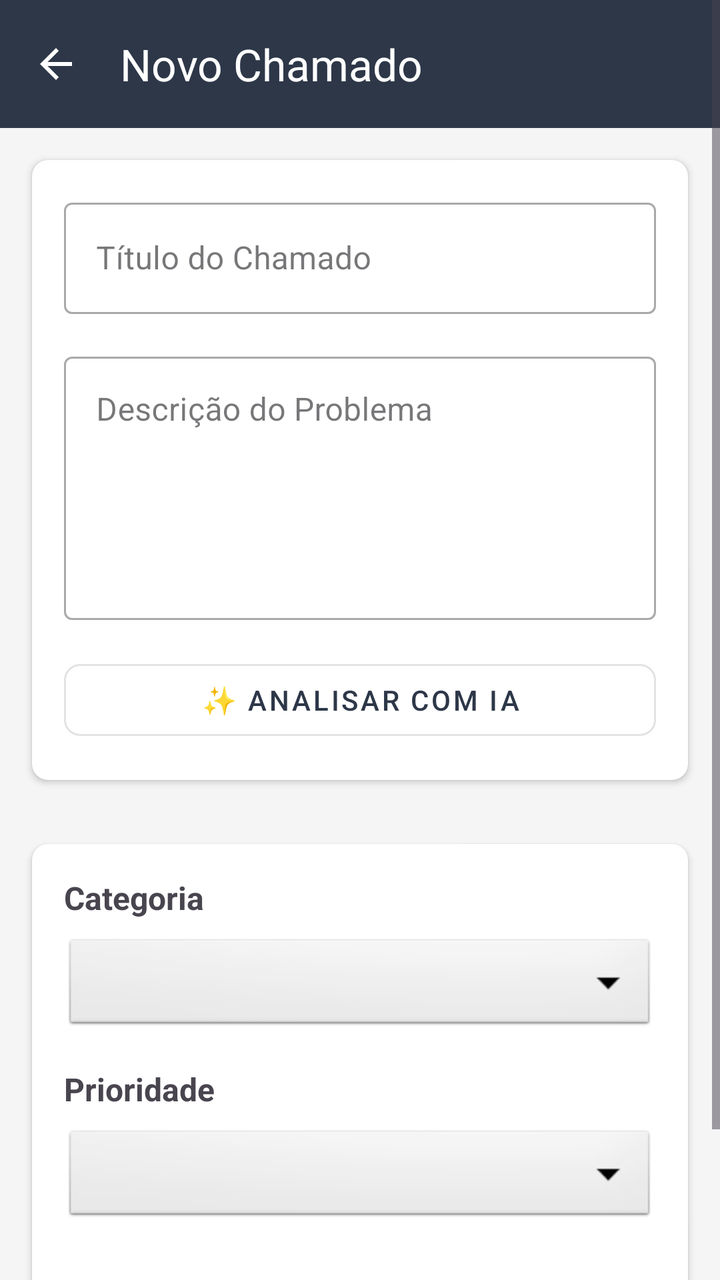
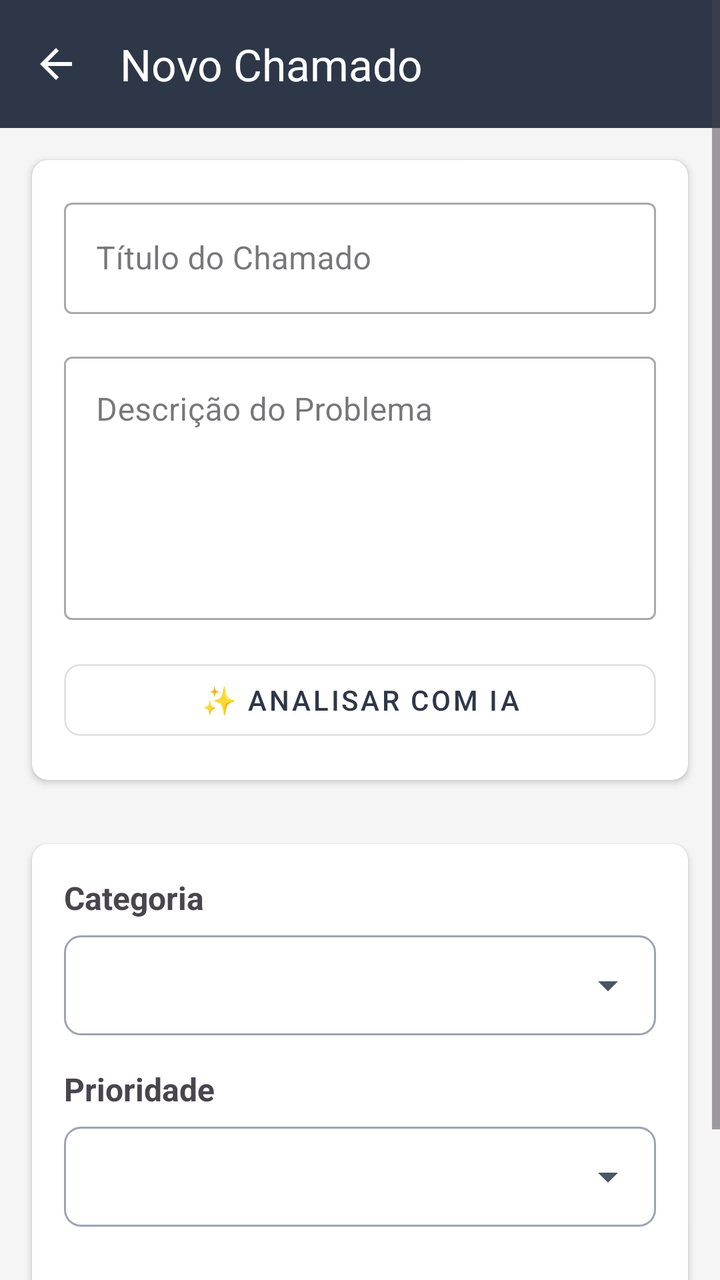

Two renders of the same Android screen: before a commit and after it. Below are the layout's source before the change and the commit's diff.
<!-- AndroidManifest.xml: application theme Theme.TechSolve -->
<!-- res/layout/activity_novo_chamado.xml -->
<?xml version="1.0" encoding="utf-8"?>
<ScrollView xmlns:android="http://schemas.android.com/apk/res/android"
    xmlns:app="http://schemas.android.com/apk/res-auto"
    android:layout_width="match_parent"
    android:layout_height="match_parent"
    android:fillViewport="true"
    android:background="#F5F5F5">

    <LinearLayout
        android:layout_width="match_parent"
        android:layout_height="wrap_content"
        android:orientation="vertical">

        <androidx.appcompat.widget.Toolbar
            android:id="@+id/toolbar"
            android:layout_width="match_parent"
            android:layout_height="?attr/actionBarSize"
            android:background="?attr/colorPrimary"
            android:theme="@style/ThemeOverlay.MaterialComponents.Dark.ActionBar"
            app:title="Novo Chamado"
            app:titleTextColor="@android:color/white"
            app:navigationIcon="?attr/homeAsUpIndicator" />

        <androidx.cardview.widget.CardView
            android:layout_width="match_parent"
            android:layout_height="wrap_content"
            android:layout_margin="16dp"
            app:cardCornerRadius="8dp"
            app:cardElevation="2dp">

            <LinearLayout
                android:layout_width="match_parent"
                android:layout_height="wrap_content"
                android:orientation="vertical"
                android:padding="16dp">

                <com.google.android.material.textfield.TextInputLayout
                    android:id="@+id/tilTitulo"
                    android:layout_width="match_parent"
                    android:layout_height="wrap_content"
                    android:hint="Título do Chamado"
                    style="@style/Widget.MaterialComponents.TextInputLayout.OutlinedBox">

                    <com.google.android.material.textfield.TextInputEditText
                        android:id="@+id/etTitulo"
                        android:layout_width="match_parent"
                        android:layout_height="wrap_content"
                        android:inputType="text"
                        android:maxLines="1" />
                </com.google.android.material.textfield.TextInputLayout>

                <com.google.android.material.textfield.TextInputLayout
                    android:id="@+id/tilDescricao"
                    android:layout_width="match_parent"
                    android:layout_height="wrap_content"
                    android:hint="Descrição do Problema"
                    style="@style/Widget.MaterialComponents.TextInputLayout.OutlinedBox"
                    android:layout_marginTop="16dp">

                    <com.google.android.material.textfield.TextInputEditText
                        android:id="@+id/etDescricao"
                        android:layout_width="match_parent"
                        android:layout_height="wrap_content"
                        android:inputType="textMultiLine"
                        android:lines="5"
                        android:gravity="top|start" />
                </com.google.android.material.textfield.TextInputLayout>

                <com.google.android.material.button.MaterialButton
                    android:id="@+id/btnAnalisarIA"
                    android:layout_width="match_parent"
                    android:layout_height="48dp"
                    android:text="✨ Analisar com IA"
                    android:textSize="14sp"
                    app:cornerRadius="8dp"
                    style="@style/Widget.MaterialComponents.Button.OutlinedButton"
                    android:layout_marginTop="16dp" />

                <ProgressBar
                    android:id="@+id/progressBarIA"
                    android:layout_width="wrap_content"
                    android:layout_height="wrap_content"
                    android:layout_gravity="center"
                    android:layout_marginTop="8dp"
                    android:visibility="gone" />

            </LinearLayout>
        </androidx.cardview.widget.CardView>

        
        <androidx.cardview.widget.CardView
            android:id="@+id/cardSugestaoIA"
            android:layout_width="match_parent"
            android:layout_height="wrap_content"
            android:layout_marginStart="16dp"
            android:layout_marginEnd="16dp"
            android:layout_marginBottom="16dp"
            app:cardCornerRadius="8dp"
            app:cardElevation="4dp"
            android:visibility="gone">

            <LinearLayout
                android:layout_width="match_parent"
                android:layout_height="wrap_content"
                android:orientation="vertical"
                android:padding="16dp"
                android:background="#E3F2FD">

                <LinearLayout
                    android:layout_width="match_parent"
                    android:layout_height="wrap_content"
                    android:orientation="horizontal"
                    android:gravity="center_vertical">

                    <TextView
                        android:layout_width="wrap_content"
                        android:layout_height="wrap_content"
                        android:text="🤖"
                        android:textSize="24sp"
                        android:layout_marginEnd="8dp" />

                    <TextView
                        android:layout_width="0dp"
                        android:layout_height="wrap_content"
                        android:layout_weight="1"
                        android:text="Sugestão da IA"
                        android:textSize="18sp"
                        android:textStyle="bold"
                        android:textColor="#1976D2" />

                    <TextView
                        android:id="@+id/tvPodeResolver"
                        android:layout_width="wrap_content"
                        android:layout_height="wrap_content"
                        android:text="✅ Você pode resolver!"
                        android:textSize="12sp"
                        android:textColor="#4CAF50"
                        android:visibility="gone" />
                </LinearLayout>

                <TextView
                    android:id="@+id/tvSugestao"
                    android:layout_width="match_parent"
                    android:layout_height="wrap_content"
                    android:text=""
                    android:textSize="14sp"
                    android:textColor="#000000"
                    android:layout_marginTop="12dp"
                    android:maxLines="8"
                    android:scrollbars="vertical" />

                <LinearLayout
                    android:layout_width="match_parent"
                    android:layout_height="wrap_content"
                    android:orientation="horizontal"
                    android:layout_marginTop="12dp">

                    <TextView
                        android:layout_width="wrap_content"
                        android:layout_height="wrap_content"
                        android:text="Categoria: "
                        android:textSize="12sp"
                        android:textColor="#666666" />

                    <TextView
                        android:id="@+id/tvCategoriaSugerida"
                        android:layout_width="wrap_content"
                        android:layout_height="wrap_content"
                        android:text=""
                        android:textSize="12sp"
                        android:textStyle="bold"
                        android:textColor="#1976D2"
                        android:layout_marginEnd="16dp" />

                    <TextView
                        android:layout_width="wrap_content"
                        android:layout_height="wrap_content"
                        android:text="Prioridade: "
                        android:textSize="12sp"
                        android:textColor="#666666" />

                    <TextView
                        android:id="@+id/tvPrioridadeSugerida"
                        android:layout_width="wrap_content"
                        android:layout_height="wrap_content"
                        android:text=""
                        android:textSize="12sp"
                        android:textStyle="bold"
                        android:textColor="#FF9800" />
                </LinearLayout>
            </LinearLayout>
        </androidx.cardview.widget.CardView>

        
        <androidx.cardview.widget.CardView
            android:layout_width="match_parent"
            android:layout_height="wrap_content"
            android:layout_margin="16dp"
            android:layout_marginTop="0dp"
            app:cardCornerRadius="8dp"
            app:cardElevation="2dp">

            <LinearLayout
                android:layout_width="match_parent"
                android:layout_height="wrap_content"
                android:orientation="vertical"
                android:padding="16dp">

                <TextView
                    android:layout_width="wrap_content"
                    android:layout_height="wrap_content"
                    android:text="Categoria"
                    android:textSize="16sp"
                    android:textStyle="bold" />

                <Spinner
                    android:id="@+id/spinnerCategoria"
                    android:layout_width="match_parent"
                    android:layout_height="50dp"
                    android:layout_marginTop="8dp"
                    android:background="@android:drawable/btn_dropdown"
                    android:padding="12dp" />

                <TextView
                    android:layout_width="wrap_content"
                    android:layout_height="wrap_content"
                    android:text="Prioridade"
                    android:textSize="16sp"
                    android:textStyle="bold"
                    android:layout_marginTop="16dp" />

                <Spinner
                    android:id="@+id/spinnerPrioridade"
                    android:layout_width="match_parent"
                    android:layout_height="50dp"
                    android:layout_marginTop="8dp"
                    android:background="@android:drawable/btn_dropdown"
                    android:padding="12dp" />

                <com.google.android.material.button.MaterialButton
                    android:id="@+id/btnCriar"
                    android:layout_width="match_parent"
                    android:layout_height="56dp"
                    android:text="Criar Chamado"
                    android:textSize="16sp"
                    app:cornerRadius="8dp"
                    android:layout_marginTop="24dp" />

                <ProgressBar
                    android:id="@+id/progressBar"
                    android:layout_width="wrap_content"
                    android:layout_height="wrap_content"
                    android:layout_gravity="center"
                    android:layout_marginTop="16dp"
                    android:visibility="gone" />
            </LinearLayout>
        </androidx.cardview.widget.CardView>
    </LinearLayout>
</ScrollView>
<!-- resources referenced by this layout -->
<resources>
  <style name="Theme.TechSolve" parent="Base.Theme.TechSolve" />
  <style name="Base.Theme.TechSolve" parent="Theme.Material3.Light.NoActionBar">
          <item name="colorPrimary">@color/techsolve_escuro</item>
          <item name="colorOnPrimary">@color/white</item>
          <item name="colorPrimaryContainer">@color/techsolve_destaque</item>
          <item name="colorOnPrimaryContainer">@color/techsolve_mais_escuro</item>
          <item name="colorSecondary">@color/techsolve_escuro</item>
          <item name="colorOnSecondary">@color/white</item>
          <item name="colorSecondaryContainer">@color/techsolve_destaque_claro</item>
          <item name="colorOnSecondaryContainer">@color/techsolve_mais_escuro</item>
  
          
          <item name="colorSurface">@color/white</item>
          <item name="colorSurfaceContainerLowest">@color/white</item>
          <item name="colorSurfaceContainerLow">@color/white</item>
          <item name="colorSurfaceContainer">@color/white</item>
          <item name="colorSurfaceContainerHigh">@color/white</item>
          <item name="colorSurfaceContainerHighest">@color/techsolve_fundo</item>
  
          <item name="android:statusBarColor">@color/techsolve_mais_escuro</item>
          <item name="android:windowLightStatusBar">false</item>
      </style>
  <color name="techsolve_escuro">#FF2D3748</color>
  <color name="white">#FFFFFFFF</color>
  <color name="techsolve_destaque">#FFFBBF24</color>
  <color name="techsolve_mais_escuro">#FF1A202C</color>
  <color name="techsolve_destaque_claro">#FFFDE9A8</color>
  <color name="techsolve_fundo">#FFF5F5F5</color>
</resources>

<!-- the commit's change to res/layout/activity_novo_chamado.xml (unified diff, before → after) -->
@@ -218,8 +218,9 @@
                     android:layout_width="match_parent"
                     android:layout_height="50dp"
                     android:layout_marginTop="8dp"
-                    android:background="@android:drawable/btn_dropdown"
-                    android:padding="12dp" />
+                    android:background="@drawable/caixa_selecao"
+                    android:paddingStart="12dp"
+                    android:paddingEnd="44dp" />
 
                 <TextView
                     android:layout_width="wrap_content"
@@ -234,8 +235,9 @@
                     android:layout_width="match_parent"
                     android:layout_height="50dp"
                     android:layout_marginTop="8dp"
-                    android:background="@android:drawable/btn_dropdown"
-                    android:padding="12dp" />
+                    android:background="@drawable/caixa_selecao"
+                    android:paddingStart="12dp"
+                    android:paddingEnd="44dp" />
 
                 <com.google.android.material.button.MaterialButton
                     android:id="@+id/btnCriar"
<!-- resource entries referenced after the edit -->
@@ -1,5 +1,24 @@
 <!-- resources referenced by this layout -->
 <resources>
+  <!-- drawable caixa_selecao (drawable) -->
+  <?xml version="1.0" encoding="utf-8"?>
+  <layer-list xmlns:android="http://schemas.android.com/apk/res/android">
+      <item>
+          <shape android:shape="rectangle">
+              <solid android:color="@color/white" />
+              <stroke
+                  android:width="1dp"
+                  android:color="#FF9CA3AF" />
+              <corners android:radius="8dp" />
+          </shape>
+      </item>
+      <item
+          android:width="24dp"
+          android:height="24dp"
+          android:drawable="@drawable/ic_seta_baixo"
+          android:end="12dp"
+          android:gravity="end|center_vertical" />
+  </layer-list>
   <style name="Theme.TechSolve" parent="Base.Theme.TechSolve" />
   <style name="Base.Theme.TechSolve" parent="Theme.Material3.Light.NoActionBar">
           <item name="colorPrimary">@color/techsolve_escuro</item>
@@ -18,12 +37,25 @@
           <item name="colorSurfaceContainer">@color/white</item>
           <item name="colorSurfaceContainerHigh">@color/white</item>
           <item name="colorSurfaceContainerHighest">@color/techsolve_fundo</item>
+          <item name="android:colorBackground">@color/techsolve_fundo</item>
+          
+          <item name="elevationOverlayEnabled">false</item>
   
           <item name="android:statusBarColor">@color/techsolve_mais_escuro</item>
           <item name="android:windowLightStatusBar">false</item>
       </style>
   <color name="techsolve_escuro">#FF2D3748</color>
   <color name="white">#FFFFFFFF</color>
+  <!-- drawable ic_seta_baixo (drawable) -->
+  <vector xmlns:android="http://schemas.android.com/apk/res/android"
+      android:width="24dp"
+      android:height="24dp"
+      android:viewportWidth="24"
+      android:viewportHeight="24">
+      <path
+          android:fillColor="#FF4B5563"
+          android:pathData="M7,10l5,5 5,-5z" />
+  </vector>
   <color name="techsolve_destaque">#FFFBBF24</color>
   <color name="techsolve_mais_escuro">#FF1A202C</color>
   <color name="techsolve_destaque_claro">#FFFDE9A8</color>
